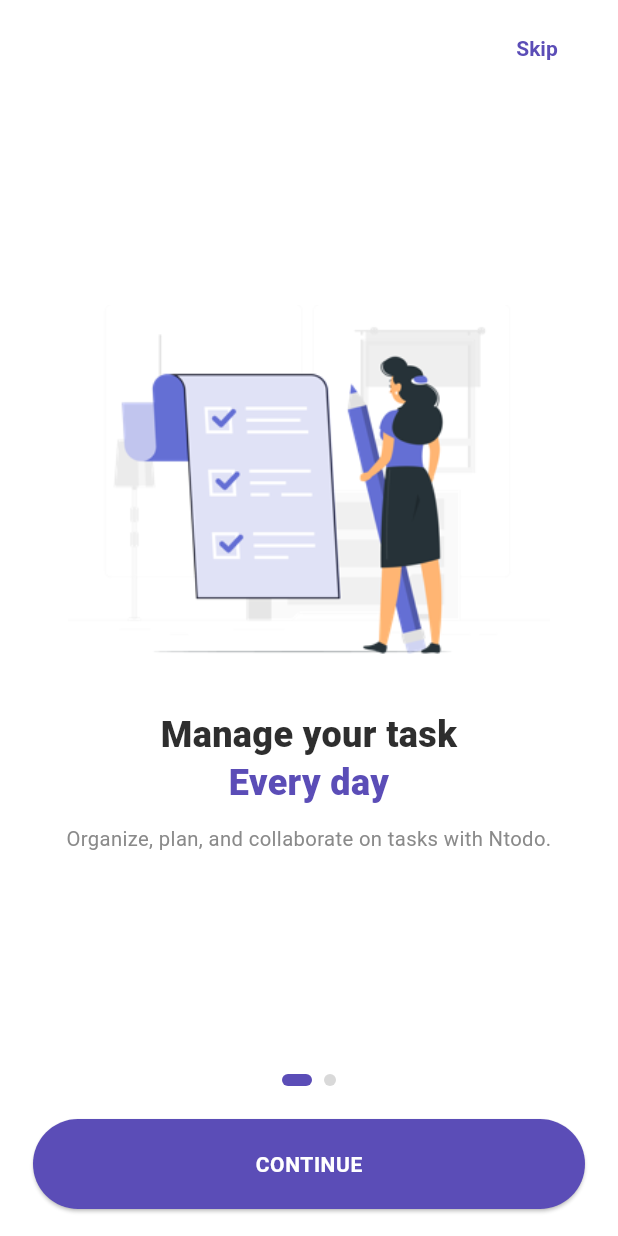
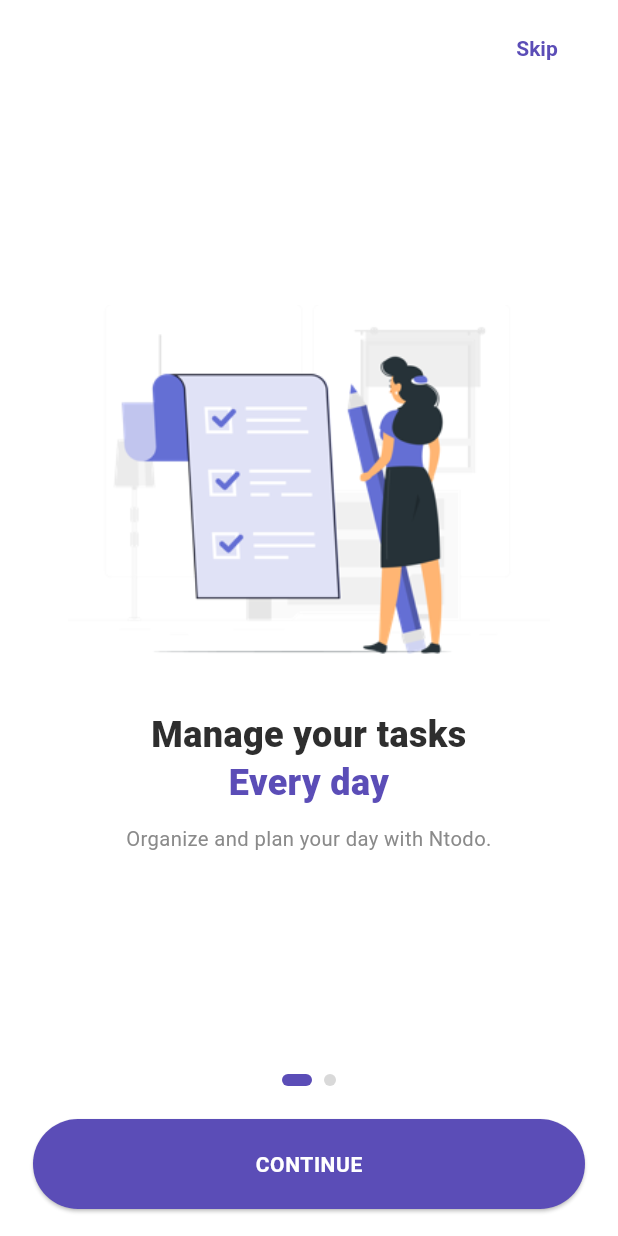
Before and after one commit to navruzbek200/ntodo, a Flutter app: the screen it shows after launch, on a phone screen of 412 x 824 dp. Run offline on Flutter 3.47's test engine with Material 3 defaults, Android fonts, the phone set to English and light mode, and no system bars; our stand-ins replace bloc, dio, flutter_bloc, flutter_svg, get_it, logger and 1 more.

Commit message:
1.0.1: fix onboarding copy and home status bar contrast
- Onboarding: fix grammar; drop "collaborate" claim (the app has no
  sharing/collaboration features)
- Home: light status bar icons over the purple header
- Bump version to 1.0.1+2

Co-Authored-By: Claude Opus 5.5 <noreply@anthropic.com>

```diff
--- a/lib/features/auth/presentation/pages/onboarding_page.dart
+++ b/lib/features/auth/presentation/pages/onboarding_page.dart
@@ -82,16 +82,16 @@ class _OnboardingPageState extends State<OnboardingPage> {
                   children: const [
                     OnboardingItem(
                       imagePath: 'assets/images/onboarding1.png',
-                      title: 'Manage your task',
+                      title: 'Manage your tasks',
                       highlight: 'Every day',
-                      subtitle: 'Organize, plan, and collaborate on tasks with Ntodo.',
+                      subtitle: 'Organize and plan your day with Ntodo.',
                     ),
                     OnboardingItem(
                       imagePath: 'assets/images/onboarding2.png',
-                      title: 'Start manage your task\nwith',
+                      title: 'Start managing your tasks\nwith',
                       highlight: 'Ntodo',
                       subtitle:
-                      'Your busy life deserves this. you can manage checklist and your goal.',
+                      'Your busy life deserves this. Keep your checklist and goals in one place.',
                     ),
                   ],
                 ),
--- a/pubspec.yaml
+++ b/pubspec.yaml
@@ -2,7 +2,7 @@ name: ntodo
 description: "A new Flutter project."
 publish_to: 'none'
 
-version: 1.0.0+1
+version: 1.0.1+2
 
 environment:
   sdk: ^3.10.8
```
Also changed, not shown: lib/features/todo/presentation/pages/todo_home_page.dart (+16 -14 lines).
